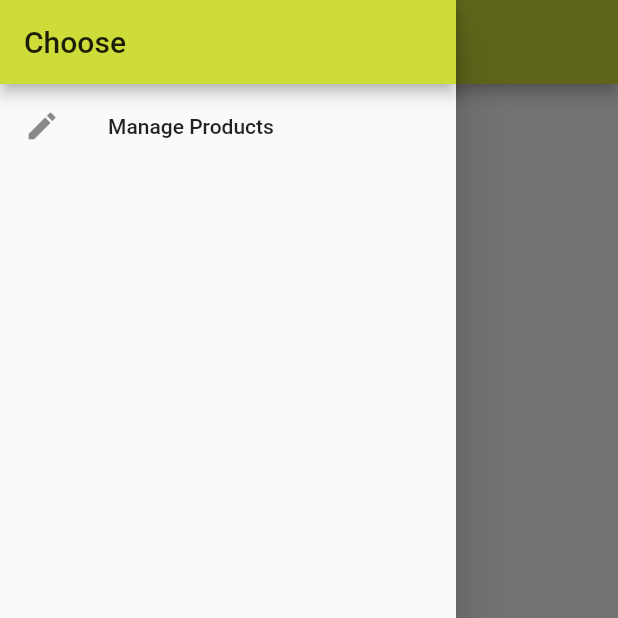
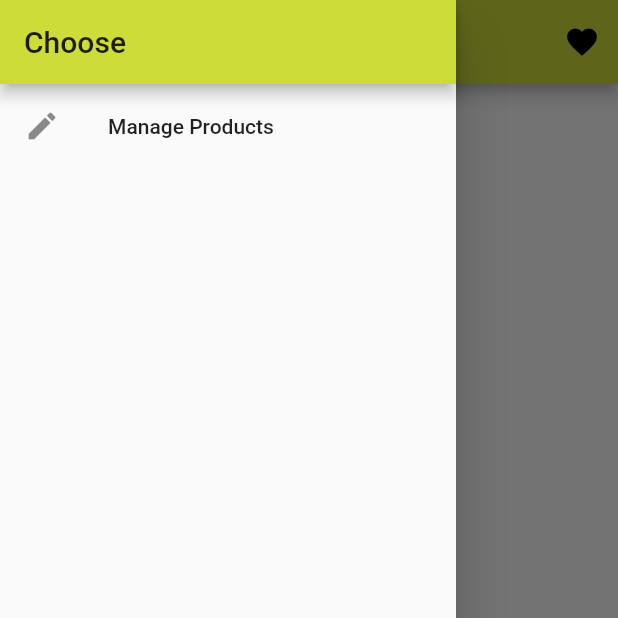
Before and after one commit to andres-gr/flutter-udemy-course, a Flutter app: the ProductsPage screen opened by its route, with the side drawer open, on a phone screen of 412 x 824 dp, the top half of it. Run offline on Flutter 3.47's test engine with Material 2 defaults, Android fonts, the phone set to English and light mode, and no system bars.

Commit message:
section 9, lecture 110 complete

```diff
--- a/lib/src/pages/products.dart
+++ b/lib/src/pages/products.dart
@@ -14,6 +14,14 @@ class ProductsPage extends StatelessWidget {
     return Scaffold(
       appBar: AppBar(
         title: const Text('Easy List'),
+        actions: <Widget>[
+          IconButton(
+            icon: Icon(
+              Icons.favorite,
+            ),
+            onPressed: () {},
+          )
+        ],
       ),
       drawer: Drawer(
         child: Center(
```
Also changed, not shown: lib/src/products.dart (+17 -6 lines).
